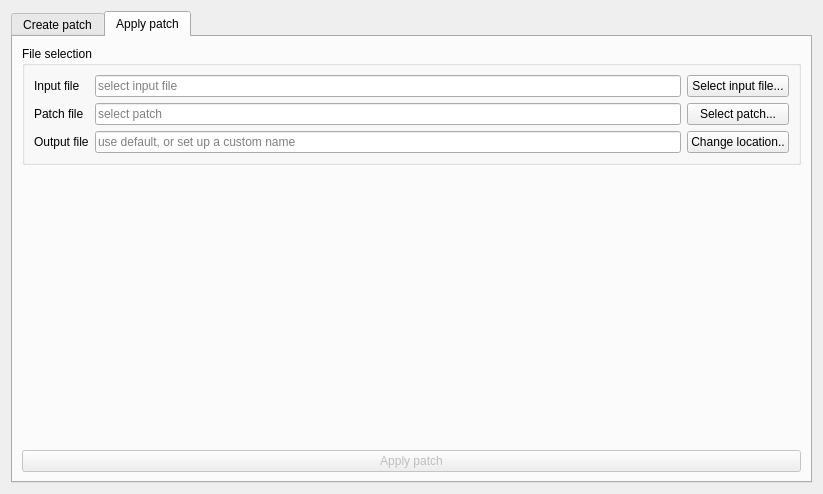
Qt form mainwindow.ui (MX-Linux/xdelta3-gui) before a commit.
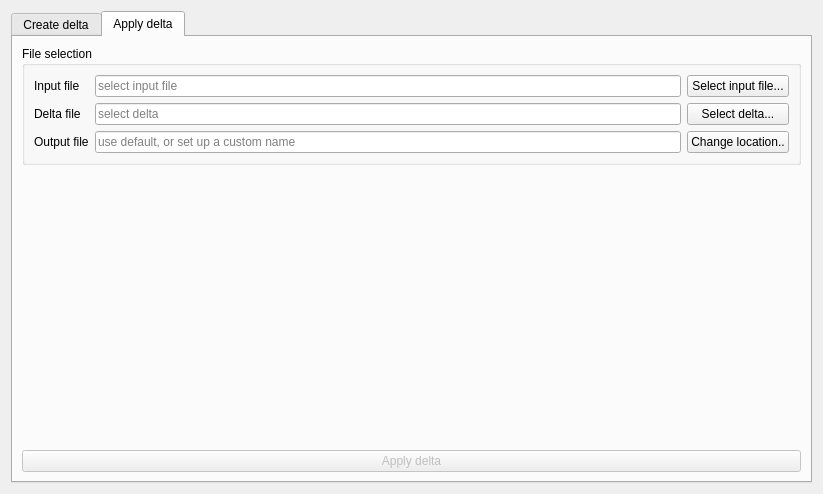
The same form after that commit. The open tabs and pages were chosen to show the change.

Commit message: Use delta name instead of patch where it makes sense

What changed in the file:
```diff
--- a/mainwindow.ui
+++ b/mainwindow.ui
@@ -21,7 +21,7 @@
      </property>
      <widget class="QWidget" name="tabCreatePatch">
       <attribute name="title">
-       <string>Create patch</string>
+       <string>Create delta</string>
       </attribute>
       <layout class="QGridLayout" name="gridLayout_2">
        <item row="3" column="0" colspan="2">
@@ -214,7 +214,7 @@
      </widget>
      <widget class="QWidget" name="tabApplyPatch">
       <attribute name="title">
-       <string>Apply patch</string>
+       <string>Apply delta</string>
       </attribute>
       <layout class="QVBoxLayout" name="verticalLayout">
        <item>
@@ -247,21 +247,21 @@
           <item row="1" column="0">
            <widget class="QLabel" name="labelPatchFile">
             <property name="text">
-             <string>Patch file</string>
+             <string>Delta file</string>
             </property>
            </widget>
           </item>
           <item row="1" column="1">
            <widget class="QLineEdit" name="textApplyPatch">
             <property name="placeholderText">
-             <string>select patch</string>
+             <string>select delta</string>
             </property>
            </widget>
           </item>
           <item row="1" column="2">
            <widget class="QPushButton" name="pushSelectPatch">
             <property name="text">
-             <string>Select patch...</string>
+             <string>Select delta...</string>
             </property>
            </widget>
           </item>
@@ -311,7 +311,7 @@
           <bool>false</bool>
          </property>
          <property name="text">
-          <string>Apply patch</string>
+          <string>Apply delta</string>
          </property>
         </widget>
        </item>
```
Left out of the diff: 4 changed lines with no effect on the pictures. The commit also changes 2 other files.
